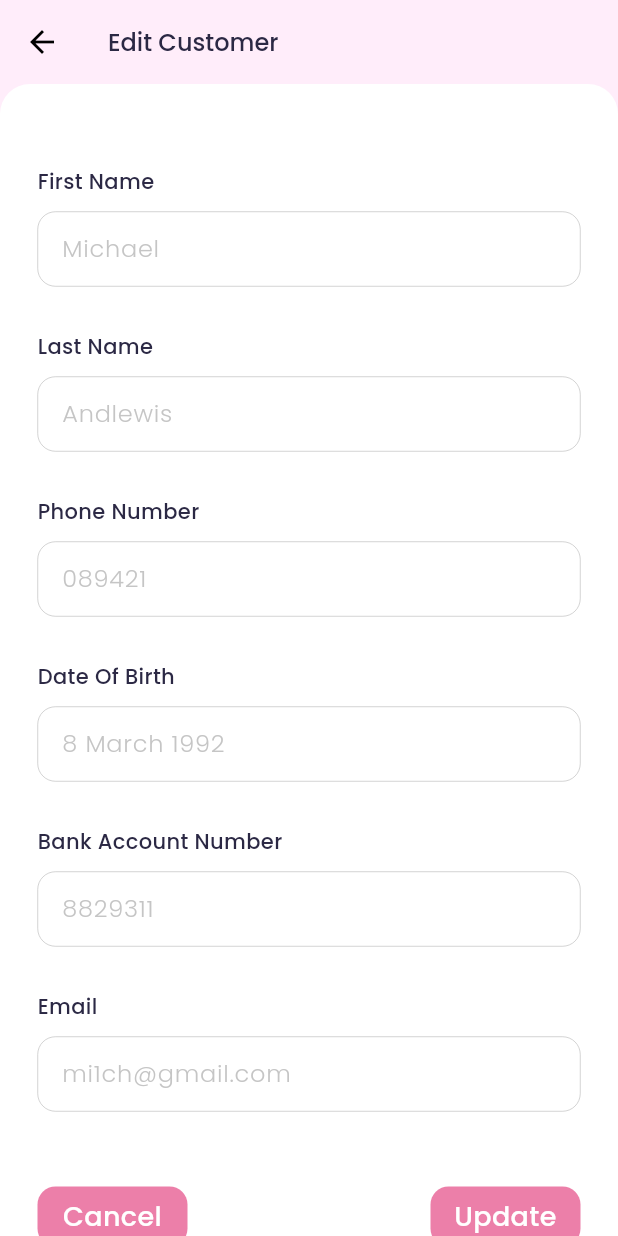
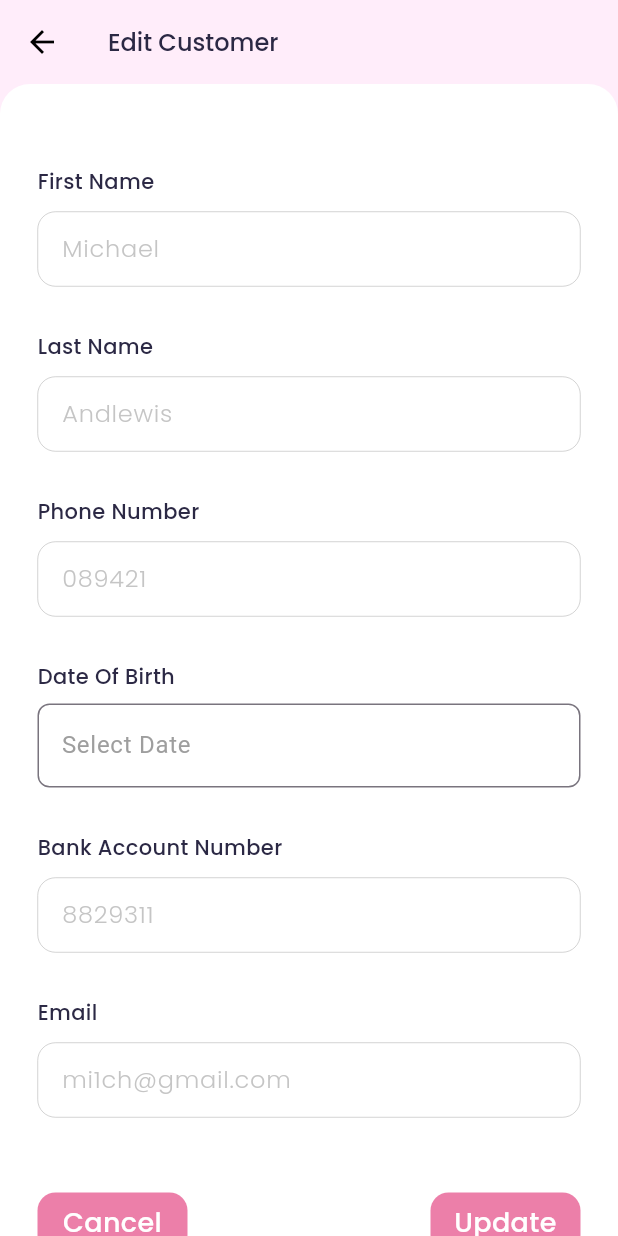
Before and after one commit to dwirzkid/flutter-crud, a Flutter app: the EditCustomerView screen opened by its route, on a phone screen of 412 x 824 dp. Run offline on Flutter 3.47's test engine with Material 3 defaults, Android fonts, the phone set to English and light mode, and no system bars; our stand-ins replace google_fonts.

Commit message:
feat: edit customer page

```diff
--- a/lib/view/edit_customer_view.dart
+++ b/lib/view/edit_customer_view.dart
@@ -1,4 +1,5 @@
 import 'package:crud_project_1/theme.dart';
+import 'package:crud_project_1/view/widgets/custom_date_picker_field.dart';
 import 'package:crud_project_1/view/widgets/custom_form_field.dart';
 import 'package:flutter/material.dart';
 
@@ -7,6 +8,9 @@ class EditCustomerView extends StatelessWidget {
 
   @override
   Widget build(BuildContext context) {
+
+    TextEditingController dateController = TextEditingController();
+
     PreferredSizeWidget header() {
       return AppBar(
         backgroundColor: Color(0xffFFEDFA),
@@ -108,11 +112,9 @@ class EditCustomerView extends StatelessWidget {
             CustomFormField(
               labelText: 'Phone Number',
               hintText: '089421',
+              keyboardType: TextInputType.number,
             ),
-            CustomFormField(
-              labelText: 'Date Of Birth',
-              hintText: '8 March 1992',
-            ),
+            CustomDatePickerField(labelText: 'Date Of Birth', hintText: 'Select Date', controller: dateController),
             CustomFormField(
               labelText: 'Bank Account Number',
               hintText: '8829311',
```
